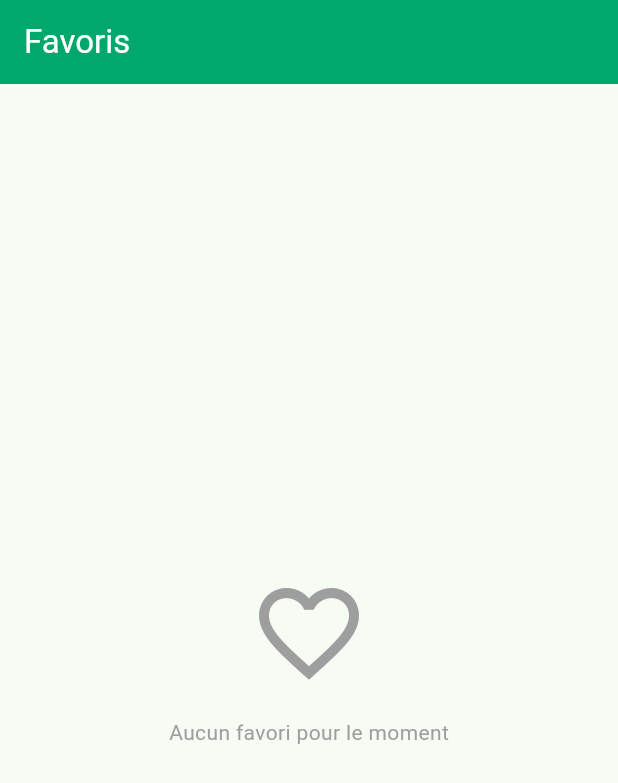
After one commit to adokinssim-cpu/ema_greenlink_app, a Flutter app: the FavoritesScreen screen opened by its route, on a phone screen of 412 x 824 dp. The commit adds this screen. Shown: the top 783 px of the screen. Run offline on Flutter 3.47's test engine with Material 3 defaults, Android fonts, the phone set to English and light mode, and no system bars; our stand-ins replace flutter_riverpod, go_router; network calls fail.

Commit message:
Correction erreur syntaxe favorites_screen et ajout de l'écran

```diff
--- a/lib/router/app_router.dart
+++ b/lib/router/app_router.dart
@@ -5,6 +5,7 @@ import 'package:ema_greenlink_app/screens/home_screen.dart';
 import 'package:ema_greenlink_app/screens/product_detail_screen.dart';
 import 'package:ema_greenlink_app/screens/cart_screen.dart';
 import 'package:ema_greenlink_app/screens/profile_screen.dart';
+import 'package:ema_greenlink_app/screens/favorites_screen.dart';
 import 'package:ema_greenlink_app/models/product.dart';
 
 final routerProvider = Provider<GoRouter>((ref) {
@@ -34,6 +35,10 @@ final routerProvider = Provider<GoRouter>((ref) {
         path: '/profile',
         builder: (context, state) => const ProfileScreen(),
       ),
+      GoRoute(
+        path: '/favorites',
+        builder: (context, state) => const FavoritesScreen(),
+      ),
     ],
   );
 });
--- /dev/null
+++ b/lib/screens/favorites_screen.dart
@@ -0,0 +1,35 @@
+import 'package:flutter/material.dart';
+
+class FavoritesScreen extends StatelessWidget {
+  const FavoritesScreen({super.key});
+
+  // ignore: non_constant_identifier_names
+  Widget? get Const => null;
+
+  @override
+  Widget build(BuildContext context) {
+    return Scaffold(
+      appBar: AppBar(
+        backgroundColor: const Color(0xFF00A86B),
+        foregroundColor: Colors.white,
+        title: const Text('Favoris'),
+      ),
+      body: Center(
+        child: Semantics(
+          label: 'Aucun favori pour le moment',
+          child: const Column(
+            mainAxisAlignment: MainAxisAlignment.center,
+            children: [
+              Icon(Icons.favorite_outline, size: 80, color: Colors.grey),
+              SizedBox(height: 16),
+              Text(
+                'Aucun favori pour le moment',
+                style: TextStyle(color: Colors.grey),
+              ),
+            ],
+          ),
+        ),
+      ),
+    );
+  }
+}
```
